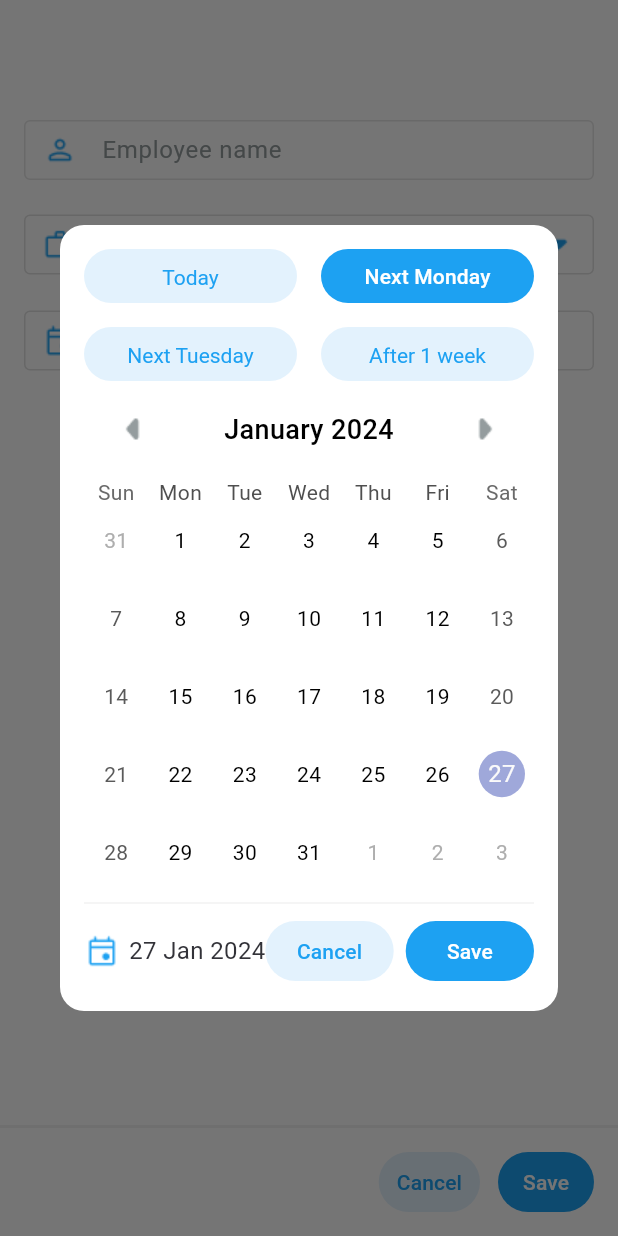
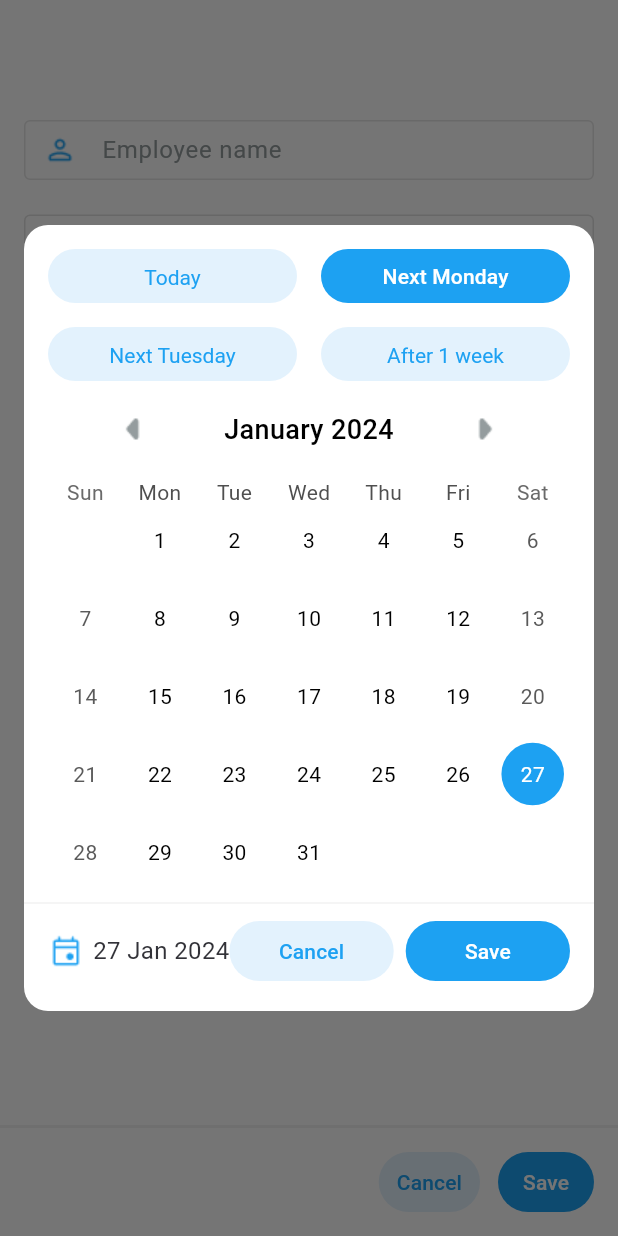
Before and after one commit to imkishansinh/ninja_coder_employee_demo, a Flutter app: the AddUpdateEmpDetailsPage screen opened by its route, after a tap on "Today", on a phone screen of 412 x 824 dp. Run offline on Flutter 3.47's test engine with Material 3 defaults, Android fonts, the phone set to English and light mode, and no system bars; drawn by our look-alikes of table_calendar; our stand-ins replace bloc, equatable, google_fonts.

Commit message:
Refactor code to improve readability

```diff
--- a/lib/features/employee_list/presentation/pages/add_update_employee_details_page.dart
+++ b/lib/features/employee_list/presentation/pages/add_update_employee_details_page.dart
@@ -227,23 +227,28 @@ class AddUpdateEmpDetailsPage extends StatelessWidget {
 
   void showCalendarPopup(BuildContext context) {
     DateTime selectedDate = DateTime.now();
+    DateTime focusedDate = DateTime.now();
 
     showDialog(
       context: context,
       builder: (context) {
         return Dialog(
+          insetPadding: const EdgeInsets.symmetric(horizontal: 16),
           shape: RoundedRectangleBorder(
             borderRadius: BorderRadius.circular(16.0),
           ),
           child: StatefulBuilder(
             builder: (context, setState) {
               return Padding(
-                padding: const EdgeInsets.all(16.0),
+                padding: const EdgeInsets.symmetric(vertical: 16),
                 child: Column(
                   mainAxisSize: MainAxisSize
                       .min, // To make the dialog as big as its children
                   children: [
-                    Column(
+                    // Custom 4 actions
+                    Padding(
+                      padding: const EdgeInsets.symmetric(horizontal: 16.0),
+                      child: Column(
                         mainAxisSize: MainAxisSize.min,
                         children: [
                           SizedBox(
@@ -285,7 +290,8 @@ class AddUpdateEmpDetailsPage extends StatelessWidget {
                                       style: TextButton.styleFrom(
                                         backgroundColor:
                                             Theme.of(context).primaryColor,
-                                      foregroundColor: AppColors.onPrimaryColor,
+                                        foregroundColor:
+                                            AppColors.onPrimaryColor,
                                       ),
                                       onPressed: () {
                                         DateTime nextMonday = getNextMonday();
@@ -370,35 +376,91 @@ class AddUpdateEmpDetailsPage extends StatelessWidget {
                           )
                         ],
                       ),
-                    TableCalendar(
+                    ),
+                    // Main calendar
+                    Padding(
+                      padding: const EdgeInsets.symmetric(horizontal: 16.0),
+                      child: TableCalendar(
+                        selectedDayPredicate: (day) {
+                          // Compare the selected day with the current day
+                          return isSameDay(selectedDate, day);
+                        },
+                        calendarBuilders: CalendarBuilders(
+                          // To hide previous and next month dates
+                          outsideBuilder: (context, date, _) =>
+                              const SizedBox.shrink(),
+                          // Today date style
+                          todayBuilder: (context, date, _) => Container(
+                            margin: const EdgeInsets.all(4.0),
+                            decoration: const BoxDecoration(
+                              shape: BoxShape.circle,
+                              border: Border.fromBorderSide(
+                                BorderSide(
+                                  color: Colors.blue,
+                                  width: 1,
+                                ),
+                              ),
+                            ),
+                            alignment: Alignment.center,
+                            child: Text(
+                              date.day.toString(),
+                              style: const TextStyle(color: Colors.blue),
+                            ),
+                          ),
+                          // Selected date style
+                          selectedBuilder: (context, date, _) => Container(
+                            margin: const EdgeInsets.all(4.0),
+                            decoration: BoxDecoration(
+                              color: Theme.of(context).primaryColor,
+                              shape: BoxShape.circle,
+                            ),
+                            alignment: Alignment.center,
+                            child: Text(
+                              date.day.toString(),
+                              style: const TextStyle(
+                                color: Colors.white,
+                              ),
+                            ),
+                          ),
+                        ),
+
                         firstDay: DateTime.utc(2010, 10, 16),
                         // lastDay: DateTime
                         //     .now(), // Set the last day to the current date
                         lastDay: DateTime.utc(2030, 10, 16),
-                      focusedDay: selectedDate,
+                        focusedDay: focusedDate,
+                        // Left right chevron icons with current month name
                         headerStyle: HeaderStyle(
                           formatButtonVisible: false,
                           titleCentered: true,
                           titleTextStyle: AppTextStyles.calendarTitle,
                           leftChevronIcon:
                               Image.asset(AppAssets.previousMonthIcon),
-                        rightChevronIcon: Image.asset(AppAssets.nextMonthIcon),
+                          rightChevronIcon:
+                              Image.asset(AppAssets.nextMonthIcon),
+                          leftChevronMargin: const EdgeInsets.only(left: 32),
+                          rightChevronMargin: const EdgeInsets.only(right: 32),
                         ),
                         onDaySelected: (selectedDay, focusedDay) {
-                        if (selectedDay.isAfter(DateTime.now())) {
-                          // Do not allow the selection of a future date
-                          return;
-                        }
+                          // if (selectedDay.isAfter(DateTime.now())) {
+                          //   // Do not allow the selection of a future date
+                          //   return;
+                          // }
                           setState(() {
                             selectedDate = selectedDay;
+                            focusedDate = focusedDay; // Add this line
                           });
                         },
+                      ),
                     ),
                     const Divider(
                       thickness: 1,
                       color: AppColors.dividerColor,
                     ),
-                    Row(
+                    // cancel and save buttons
+                    Padding(
+                      padding: const EdgeInsets.symmetric(horizontal: 16.0),
+                      child: Row(
                         mainAxisAlignment: MainAxisAlignment.spaceAround,
                         children: [
                           Image.asset(AppAssets.eventIcon),
@@ -410,6 +472,8 @@ class AddUpdateEmpDetailsPage extends StatelessWidget {
                             style: AppTextStyles.selectedDateTextStyle,
                           ),
                           Expanded(
+                            child: SizedBox(
+                              width: 73,
                               child: TextButton(
                                 style: TextButton.styleFrom(
                                   backgroundColor:
@@ -421,14 +485,24 @@ class AddUpdateEmpDetailsPage extends StatelessWidget {
                                 },
                                 child: const Text(
                                   'Cancel',
+                                  style: TextStyle(
+                                    fontFamily: 'Roboto',
+                                    fontSize: 14,
+                                    fontWeight: FontWeight.w500,
+                                    height: 20 / 14,
+                                  ),
+                                ),
                               ),
                             ),
                           ),
                           const SizedBox(width: 8),
                           Expanded(
+                            child: SizedBox(
+                              width: 73,
                               child: TextButton(
                                 style: TextButton.styleFrom(
-                              backgroundColor: Theme.of(context).primaryColor,
+                                  backgroundColor:
+                                      Theme.of(context).primaryColor,
                                   foregroundColor: AppColors.onPrimaryColor,
                                 ),
                                 onPressed: () {
@@ -436,10 +510,18 @@ class AddUpdateEmpDetailsPage extends StatelessWidget {
                                 },
                                 child: const Text(
                                   'Save',
+                                  style: TextStyle(
+                                    fontFamily: 'Roboto',
+                                    fontSize: 14,
+                                    fontWeight: FontWeight.w500,
+                                    height: 20 / 14,
+                                  ),
+                                ),
                               ),
                             ),
                           )
                         ],
+                      ),
                     )
                   ],
                 ),
```
Lines whose indentation alone changed are shown as unchanged.
